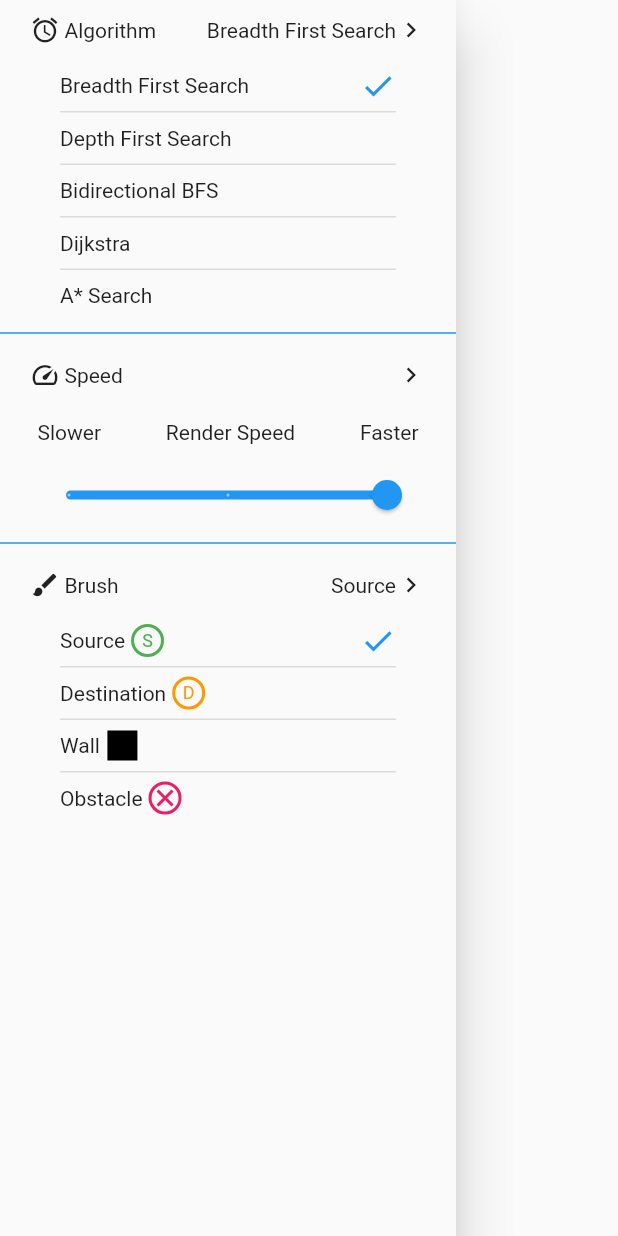
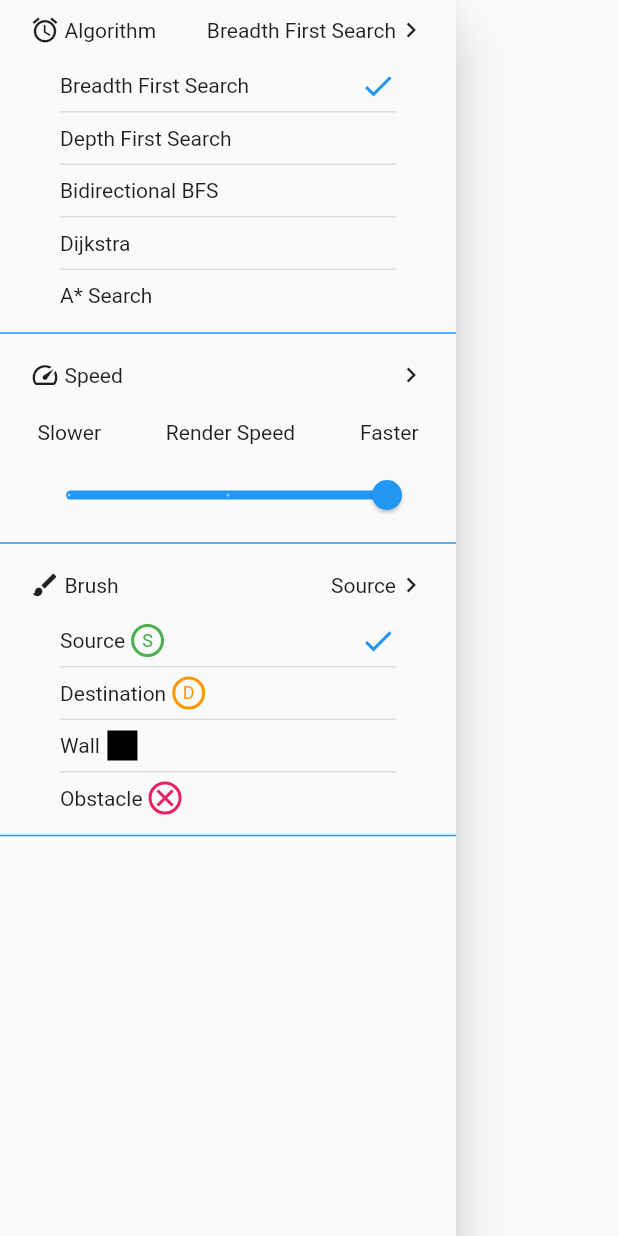
Before and after one commit to gangzhaorige/flutter-algo-visual, a Flutter app: the AppDrawer widget shown alone on an empty page, opened directly, on a phone screen of 412 x 824 dp. Run offline on Flutter 3.47's test engine with Material 2 defaults, Android fonts, the phone set to English and light mode, and no system bars; our stand-ins replace responsive_builder, responsive_framework.

Commit message:
QOL
Added divider to Drawer
Correct height calculation for the grid.

```diff
--- a/lib/components/drawer/drawer.dart
+++ b/lib/components/drawer/drawer.dart
@@ -26,6 +26,10 @@ class AppDrawer extends StatelessWidget {
             color: Colors.blue,
           ),
           BrushChanger(),
+          Divider(
+            thickness: 1,
+            color: Colors.blue,
+          ),
         ],
       ),
     );
```
Also changed, not shown: lib/components/home/home_view.dart (+4 -4 lines).
